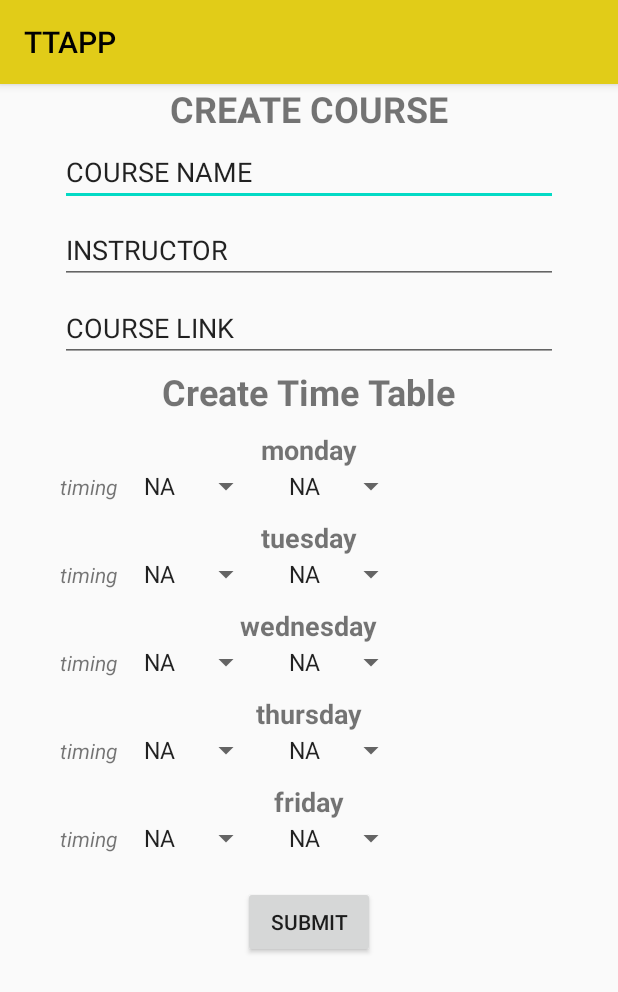
After one commit to madris112/TTAPP, an Android app: the CreateTimetable screen opened directly, with no data from a screen before it, on a phone screen of 412 x 824 dp. The commit adds this screen. Shown: the top 992 px of the screen. Run offline under Robolectric (Android 15) with nearby library versions, the light colour scheme and no system bars; our stand-ins replace Firebase (no records; nobody signed in at launch, a user with empty details on screens opened directly).

Commit message:
timetable could be created and would be available to all

```diff
--- a/app/build.gradle
+++ b/app/build.gradle
@@ -1,4 +1,5 @@
 apply plugin: 'com.android.application'
+apply plugin: 'com.google.gms.google-services'
 
 android {
     compileSdkVersion 30
@@ -28,6 +29,9 @@ dependencies {
     implementation 'androidx.constraintlayout:constraintlayout:1.1.3'
     implementation 'com.google.android.material:material:1.1.0'
     implementation 'com.google.firebase:firebase-analytics:17.5.0'
+    implementation 'com.google.firebase:firebase-database:18.0.0'
+    implementation 'com.google.firebase:firebase-storage:18.0.0'
+    implementation 'androidx.legacy:legacy-support-v4:1.0.0'
     testImplementation 'junit:junit:4.12'
     androidTestImplementation 'androidx.test.ext:junit:1.1.1'
     androidTestImplementation 'androidx.test.espresso:espresso-core:3.2.0'
--- a/app/src/main/AndroidManifest.xml
+++ b/app/src/main/AndroidManifest.xml
@@ -9,7 +9,8 @@
         android:roundIcon="@mipmap/ic_launcher_round"
         android:supportsRtl="true"
         android:theme="@style/AppTheme">
-        <activity android:name=".home"></activity>
+        <activity android:name=".CreateTimetable"></activity>
+        <activity android:name=".home" />
         <activity android:name=".MainActivity">
             <intent-filter>
                 <action android:name="android.intent.action.MAIN" />
--- /dev/null
+++ b/app/src/main/java/com/example/ttapp/CreateTimetable.java
@@ -0,0 +1,116 @@
+package com.example.ttapp;
+
+import androidx.appcompat.app.AppCompatActivity;
+
+import android.content.Intent;
+import android.os.Bundle;
+import android.text.TextUtils;
+import android.view.View;
+import android.widget.Button;
+import android.widget.EditText;
+import android.widget.Spinner;
+import android.widget.Toast;
+
+import com.google.firebase.database.DatabaseReference;
+import com.google.firebase.database.FirebaseDatabase;
+
+public class CreateTimetable extends AppCompatActivity {
+
+    EditText coursename ;
+    EditText instructor ;
+    EditText link ;
+    Spinner mstart;
+    Spinner mend;
+    Spinner tustart;
+    Spinner tuend;
+    Spinner westart;
+    Spinner weend;
+    Spinner thstart;
+    Spinner thend;
+    Spinner fristart;
+    Spinner friend;
+
+    DatabaseReference dbref;
+    DatabaseReference secondref;
+
+    Button submit;
+
+
+
+
+
+    @Override
+    protected void onCreate(Bundle savedInstanceState) {
+        super.onCreate(savedInstanceState);
+        setContentView(R.layout.activity_create_timetable);
+
+        coursename = findViewById(R.id.coursename);
+        instructor = findViewById(R.id.instructorname);
+        link = findViewById(R.id.link);
+        mstart = findViewById(R.id.mondayst);
+        mend = findViewById(R.id.mondayend);
+        tustart = findViewById(R.id.tuesdayst);
+        tuend = findViewById(R.id.tuesdayend);
+        westart = findViewById(R.id.wedst);
+        weend = findViewById(R.id.wedend);
+        thstart = findViewById(R.id.thurst);
+        thend = findViewById(R.id.thurend);
+        fristart = findViewById(R.id.frist);
+        friend = findViewById(R.id.friend);
+
+        dbref = FirebaseDatabase.getInstance().getReference("course");
+        secondref = FirebaseDatabase.getInstance().getReference();
+        submit = findViewById(R.id.createbutton);
+
+        submit.setOnClickListener(new View.OnClickListener() {
+            @Override
+            public void onClick(View view) {
+                createcourse();
+            }
+        });
+
+
+
+
+
+
+    }
+
+    private void createcourse(){
+        String cname = coursename.getText().toString();
+        String intructname = instructor.getText().toString();
+        String clink = link.getText().toString();
+        String mostart = mstart.getSelectedItem().toString();
+        String moend = mend.getSelectedItem().toString();
+        String tstart = tustart.getSelectedItem().toString();
+        String tend = tuend.getSelectedItem().toString();
+        String wedstart = westart.getSelectedItem().toString();
+        String wednd = weend.getSelectedItem().toString();
+        String thurstart = thstart.getSelectedItem().toString();
+        String thurend = thend.getSelectedItem().toString();
+        String frstart = fristart.getSelectedItem().toString();
+        String frend = friend.getSelectedItem().toString();
+
+
+        if(!TextUtils.isEmpty(cname) && !TextUtils.isEmpty(intructname) && !TextUtils.isEmpty(clink)){
+            final String id = dbref.push().getKey();
+
+            course ncourse = new course(id,cname,intructname,clink,mostart,moend,tstart,tend,wedstart,wednd,thurstart,thurend,frstart,frend);
+
+            dbref.child(id).setValue(ncourse);
+
+            Toast.makeText(this, "success", Toast.LENGTH_SHORT).show();
+
+            Intent intent = new Intent(this,home.class);
+            startActivity(intent);
+
+
+
+        }
+        else{
+            Toast.makeText(this.getBaseContext(),"all fields are necessary",Toast.LENGTH_SHORT).show();
+        }
+    }
+
+
+}
--- /dev/null
+++ b/app/src/main/res/layout/activity_create_timetable.xml
@@ -0,0 +1,261 @@
+<?xml version="1.0" encoding="utf-8"?>
+<LinearLayout xmlns:android="http://schemas.android.com/apk/res/android"
+    xmlns:app="http://schemas.android.com/apk/res-auto"
+    xmlns:tools="http://schemas.android.com/tools"
+    android:layout_width="match_parent"
+    android:layout_height="match_parent"
+    android:orientation="vertical"
+    tools:context=".CreateTimetable">
+
+    <TextView
+        android:id="@+id/describe"
+        android:layout_width="wrap_content"
+        android:layout_height="wrap_content"
+        android:layout_gravity="center_horizontal"
+        android:textStyle="bold"
+        android:text="CREATE COURSE"
+        android:textSize="24sp" />
+
+    <EditText
+        android:id="@+id/coursename"
+        android:layout_width="match_parent"
+        android:layout_height="wrap_content"
+        android:text="COURSE NAME"
+        android:layout_marginStart="40dp"
+        android:layout_marginEnd="40dp"
+        android:layout_marginVertical="3dp"/>
+
+    <EditText
+        android:id="@+id/instructorname"
+        android:layout_width="match_parent"
+        android:layout_height="wrap_content"
+        android:text="INSTRUCTOR"
+        android:layout_marginStart="40dp"
+        android:layout_marginEnd="40dp"
+        android:layout_marginVertical="3dp"/>
+
+    <EditText
+        android:id="@+id/link"
+        android:layout_width="match_parent"
+        android:layout_height="wrap_content"
+        android:text="COURSE LINK"
+        android:layout_marginStart="40dp"
+        android:layout_marginEnd="40dp"
+        android:layout_marginVertical="3dp"/>
+
+    <TextView
+        android:id="@+id/time"
+        android:layout_width="wrap_content"
+        android:layout_height="wrap_content"
+        android:layout_gravity="center_horizontal"
+        android:textStyle="bold"
+        android:text="Create Time Table"
+        android:textSize="24sp" />
+
+    <TextView
+        android:layout_width="wrap_content"
+        android:layout_height="wrap_content"
+        android:text="monday"
+        android:textStyle="bold"
+        android:textSize="18sp"
+        android:layout_gravity="center_horizontal"
+        android:layout_marginTop="10dp"/>
+
+    <LinearLayout
+        android:layout_width="match_parent"
+        android:layout_height="wrap_content"
+        android:orientation="horizontal">
+
+        <TextView
+            android:layout_width="wrap_content"
+            android:layout_height="wrap_content"
+            android:text="timing"
+            android:textStyle="italic"
+            android:layout_marginStart="40dp"/>
+
+        <Spinner
+            android:id="@+id/mondayst"
+            android:layout_width="wrap_content"
+            android:layout_height="wrap_content"
+            android:layout_marginStart="10dp"
+            android:entries="@array/starttime"/>
+
+        <Spinner
+            android:id="@+id/mondayend"
+            android:layout_width="wrap_content"
+            android:layout_height="wrap_content"
+            android:layout_marginStart="10dp"
+            android:entries="@array/starttime"/>
+
+
+    </LinearLayout>
+
+
+    <TextView
+        android:layout_width="wrap_content"
+        android:layout_height="wrap_content"
+        android:text="tuesday"
+        android:textStyle="bold"
+        android:textSize="18sp"
+        android:layout_gravity="center_horizontal"
+        android:layout_marginTop="10dp"/>
+
+    <LinearLayout
+        android:layout_width="match_parent"
+        android:layout_height="wrap_content"
+        android:orientation="horizontal">
+
+        <TextView
+            android:layout_width="wrap_content"
+            android:layout_height="wrap_content"
+            android:text="timing"
+            android:textStyle="italic"
+            android:layout_marginStart="40dp"/>
+
+        <Spinner
+            android:id="@+id/tuesdayst"
+            android:layout_width="wrap_content"
+            android:layout_height="wrap_content"
+            android:layout_marginStart="10dp"
+            android:entries="@array/starttime"/>
+
+        <Spinner
+            android:id="@+id/tuesdayend"
+            android:layout_width="wrap_content"
+            android:layout_height="wrap_content"
+            android:layout_marginStart="10dp"
+            android:entries="@array/starttime"/>
+
+
+    </LinearLayout>
+
+    <TextView
+        android:layout_width="wrap_content"
+        android:layout_height="wrap_content"
+        android:text="wednesday"
+        android:textStyle="bold"
+        android:textSize="18sp"
+        android:layout_gravity="center_horizontal"
+        android:layout_marginTop="10dp"/>
+
+    <LinearLayout
+        android:layout_width="match_parent"
+        android:layout_height="wrap_content"
+        android:orientation="horizontal">
+
+        <TextView
+            android:layout_width="wrap_content"
+            android:layout_height="wrap_content"
+            android:text="timing"
+            android:textStyle="italic"
+            android:layout_marginStart="40dp"/>
+
+        <Spinner
+            android:id="@+id/wedst"
+            android:layout_width="wrap_content"
+            android:layout_height="wrap_content"
+            android:layout_marginStart="10dp"
+            android:entries="@array/starttime"/>
+
+        <Spinner
+            android:id="@+id/wedend"
+            android:layout_width="wrap_content"
+            android:layout_height="wrap_content"
+            android:layout_marginStart="10dp"
+            android:entries="@array/starttime"/>
+
+
+    </LinearLayout>
+
+    <TextView
+        android:layout_width="wrap_content"
+        android:layout_height="wrap_content"
+        android:text="thursday"
+        android:textStyle="bold"
+        android:textSize="18sp"
+        android:layout_gravity="center_horizontal"
+        android:layout_marginTop="10dp"/>
+
+    <LinearLayout
+        android:layout_width="match_parent"
+        android:layout_height="wrap_content"
+        android:orientation="horizontal">
+
+        <TextView
+            android:layout_width="wrap_content"
+            android:layout_height="wrap_content"
+            android:text="timing"
+            android:textStyle="italic"
+            android:layout_marginStart="40dp"/>
+
+        <Spinner
+            android:id="@+id/thurst"
+            android:layout_width="wrap_content"
+            android:layout_height="wrap_content"
+            android:layout_marginStart="10dp"
+            android:entries="@array/starttime"/>
+
+        <Spinner
+            android:id="@+id/thurend"
+            android:layout_width="wrap_content"
+            android:layout_height="wrap_content"
+            android:layout_marginStart="10dp"
+            android:entries="@array/starttime"/>
+
+
+    </LinearLayout>
+    <TextView
+        android:layout_width="wrap_content"
+        android:layout_height="wrap_content"
+        android:text="friday"
+        android:textStyle="bold"
+        android:textSize="18sp"
+        android:layout_gravity="center_horizontal"
+        android:layout_marginTop="10dp"/>
+
+    <LinearLayout
+        android:layout_width="match_parent"
+        android:layout_height="wrap_content"
+        android:orientation="horizontal">
+
+        <TextView
+            android:layout_width="wrap_content"
+            android:layout_height="wrap_content"
+            android:text="timing"
+            android:textStyle="italic"
+            android:layout_marginStart="40dp"/>
+
+        <Spinner
+            android:id="@+id/frist"
+            android:layout_width="wrap_content"
+            android:layout_height="wrap_content"
+            android:layout_marginStart="10dp"
+            android:entries="@array/starttime"/>
+
+        <Spinner
+            android:id="@+id/friend"
+            android:layout_width="wrap_content"
+            android:layout_height="wrap_content"
+            android:layout_marginStart="10dp"
+            android:entries="@array/starttime"/>
+
+
+    </LinearLayout>
+
+    <Button
+        android:id="@+id/createbutton"
+        android:layout_width="wrap_content"
+        android:layout_height="wrap_content"
+        android:text="SUBMIT"
+        android:layout_gravity="center_horizontal"
+        android:layout_marginTop="20dp"/>
+
+
+
+
+
+
+
+
+
+</LinearLayout>
--- a/app/src/main/res/values/strings.xml
+++ b/app/src/main/res/values/strings.xml
@@ -1,3 +1,21 @@
 <resources>
     <string name="app_name">TTAPP</string>
+    <!-- TODO: Remove or change this placeholder text -->
+    <string name="hello_blank_fragment">Hello blank fragment</string>
+
+    <string-array name="starttime">
+        <item>NA</item>
+        <item>8</item>
+        <item>9</item>
+        <item>10</item>
+        <item>11</item>
+        <item>12</item>
+        <item>13</item>
+        <item>14</item>
+        <item>15</item>
+        <item>16</item>
+        <item>17</item>
+        <item>18</item>
+        <item>19</item>
+    </string-array>
 </resources>
```
Also changed, not shown: app/src/main/java/com/example/ttapp/CreateTT.java (added, +77 -0 lines), app/src/main/java/com/example/ttapp/course.java (added, +95 -0 lines), app/src/main/java/com/example/ttapp/home.java (+14 -1 lines), app/src/main/java/com/example/ttapp/todayclass.java (added, +23 -0 lines), app/src/main/java/com/example/ttapp/todaydeadline.java (added, +21 -0 lines), app/src/main/res/drawable-anydpi/addsyllabus.xml (added, +11 -0 lines), app/src/main/res/layout/activity_home.xml (+13 -2 lines), app/src/main/res/layout/fragment_todayclass.xml (added, +14 -0 lines), app/src/main/res/layout/fragment_todaydeadline.xml (added, +14 -0 lines), app/src/main/res/drawable-hdpi/addsyllabus.png (added), app/src/main/res/drawable-mdpi/addsyllabus.png (added), app/src/main/res/drawable-xhdpi/addsyllabus.png (added), app/src/main/res/drawable-xxhdpi/addsyllabus.png (added).
